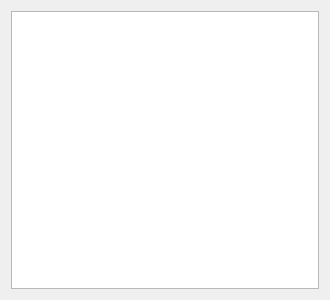
This is src/windows/historywindow.ui in czlowiekimadlo/PTO-2011 as Qt 5 draws it before an edit. The edited form follows.
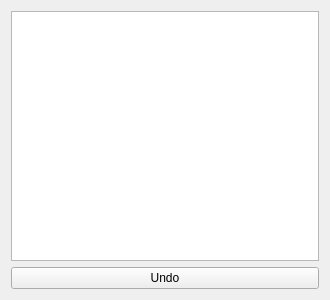
This is the edited form.

Commit message: added undo, histogram stretch and even

Patch:
```diff
--- a/src/windows/historywindow.ui
+++ b/src/windows/historywindow.ui
@@ -17,6 +17,13 @@
    <item row="0" column="0">
     <widget class="QListWidget" name="listWidget"/>
    </item>
+   <item row="1" column="0">
+    <widget class="QPushButton" name="pushButton">
+     <property name="text">
+      <string>Undo</string>
+     </property>
+    </widget>
+   </item>
   </layout>
  </widget>
  <resources/>
```
The commit also changes 12 other files.
